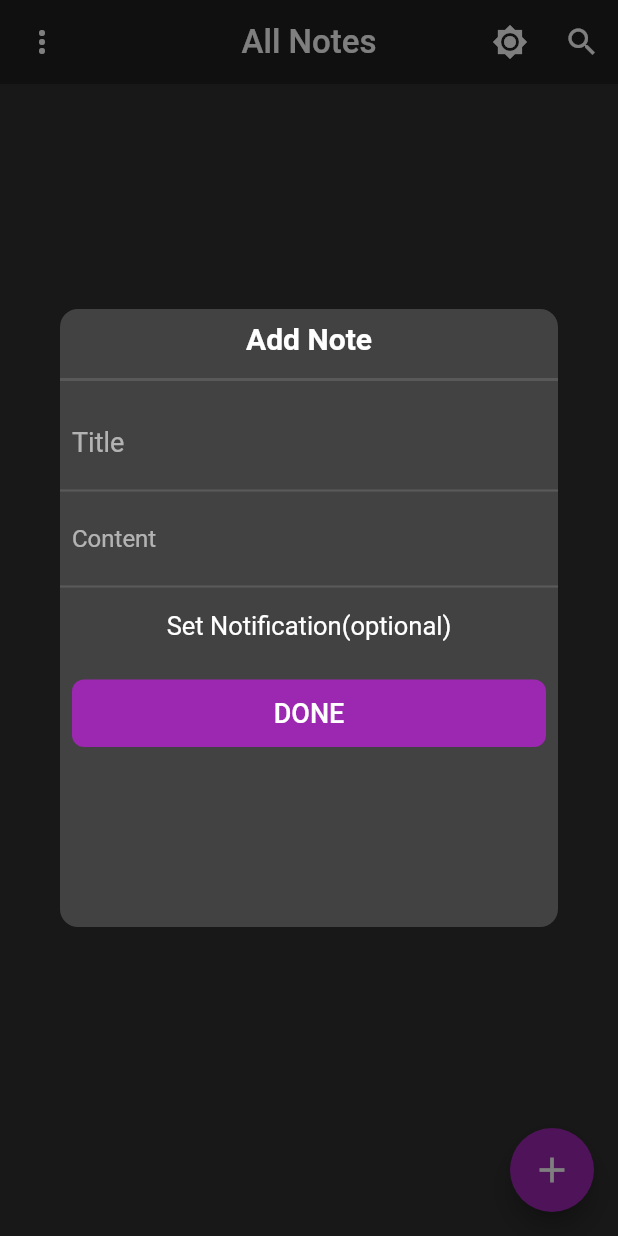
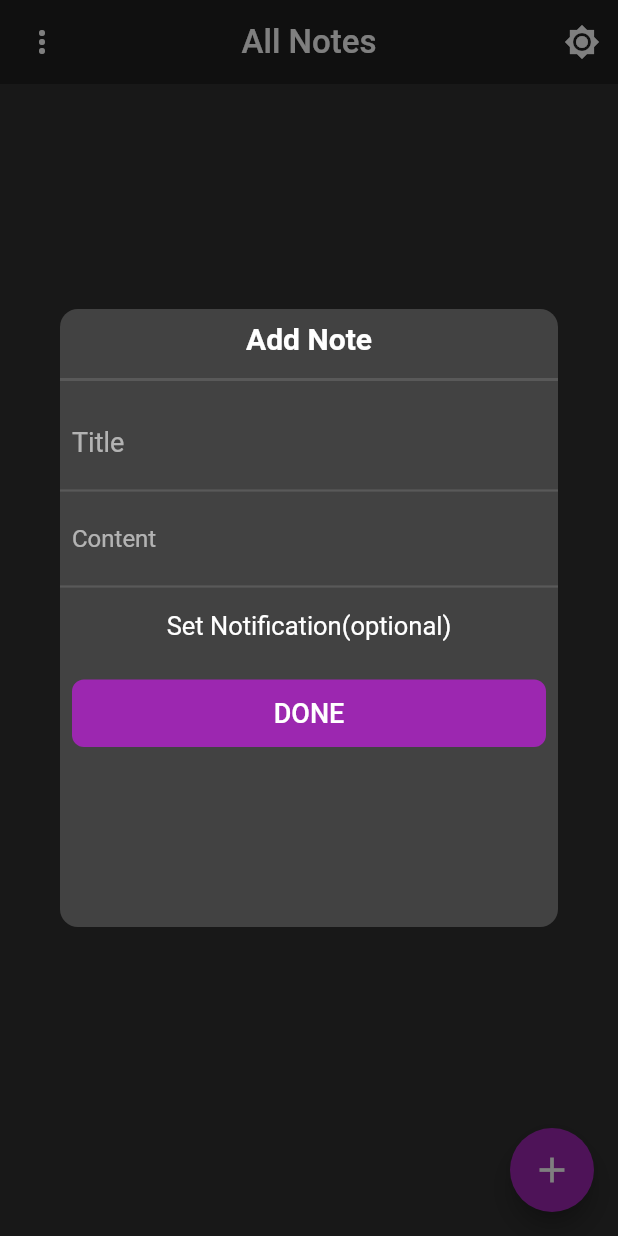
Before and after one commit to austinevick/flutter-firebase-note-app, a Flutter app: the screen it shows once a user with an empty profile is signed in, after a tap on the "brightness 2" icon, after a tap on the "add" icon, on a phone screen of 412 x 824 dp. Run offline on Flutter 3.47's test engine with Material 2 defaults, Android fonts, the phone set to English and light mode, and no system bars; our stand-ins replace cloud_firestore, dynamic_theme, firebase_auth, flutter_custom_clippers, flutter_local_notifications, fluttertoast and 2 more; missing offline and left inert: flutter_share; accounts and stored records are empty.

Commit message:
updated home page

```diff
--- a/lib/screens/homepage.dart
+++ b/lib/screens/homepage.dart
@@ -2,7 +2,6 @@ import 'dart:async';
 
 import 'package:firebase_note_app/database/firestore_service.dart';
 import 'package:firebase_note_app/models/note.dart';
-import 'package:firebase_note_app/screens/search_screen.dart';
 import 'package:firebase_note_app/widget/note_list.dart';
 import 'package:firebase_note_app/widget/share.dart';
 import 'package:flutter/material.dart';
@@ -54,21 +53,6 @@ class _HomePageState extends State<HomePage> {
                   onPressed: () =>
                       Timer(Duration(seconds: 1), () => changeTheme(context))),
             ),
-            IconButton(
-              icon: Icon(
-                Icons.search,
-                color: Colors.white,
-              ),
-              onPressed: () => Navigator.push(
-                context,
-                MaterialPageRoute(
-                  builder: (
-                    context,
-                  ) =>
-                      SearchScreen(),
-                ),
-              ),
-            )
           ],
         ),
         body: StreamBuilder<List<Note>>(
```
Also changed, not shown: lib/screens/search_screen.dart (deleted, +0 -41 lines).
